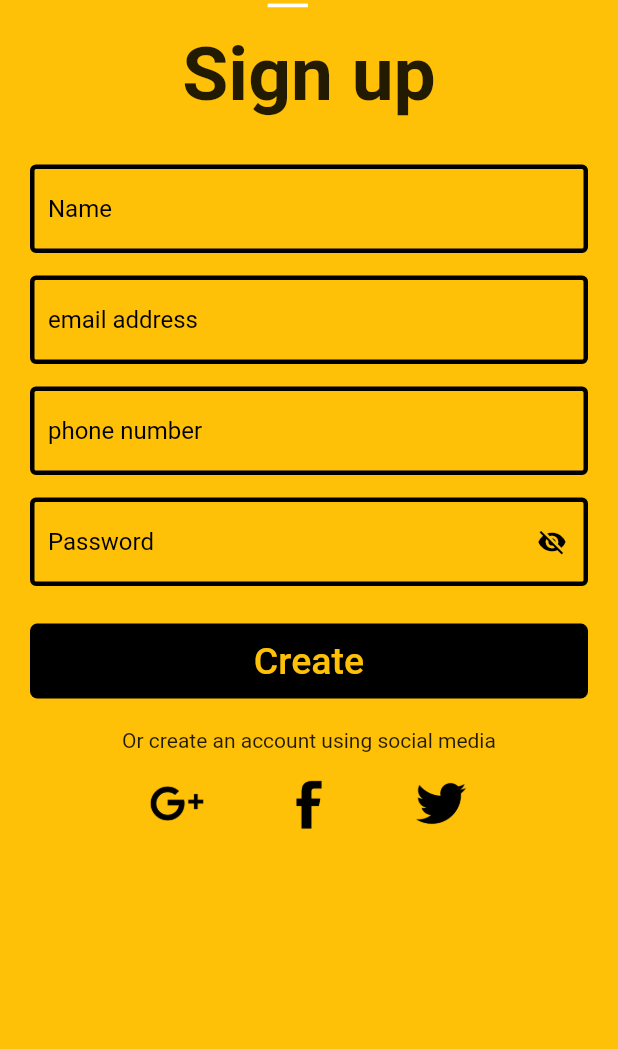
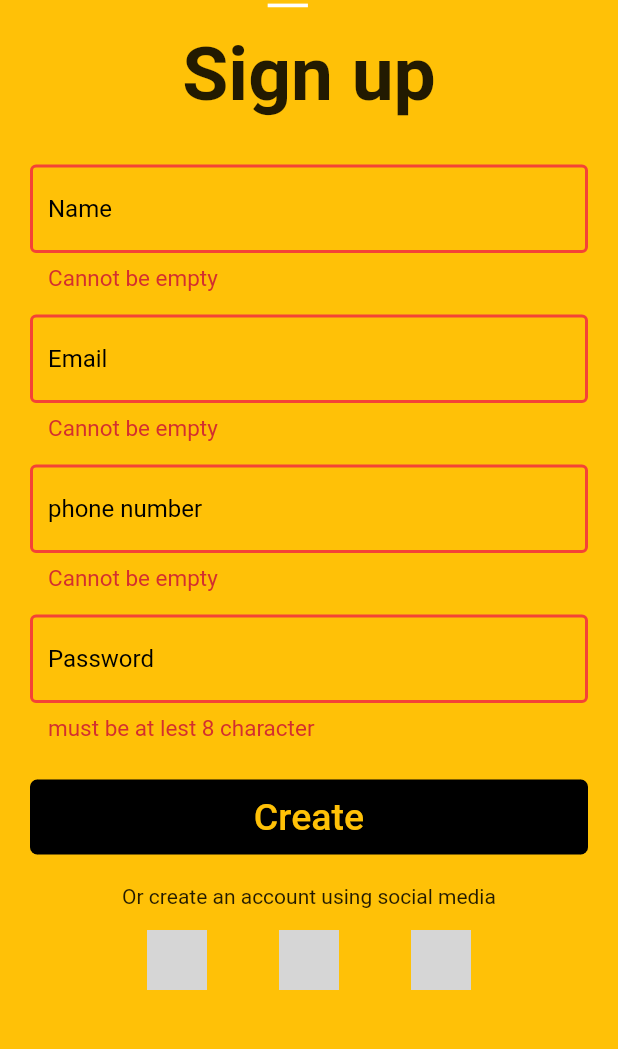
Before and after one commit to Abdelrahman1810/Home-page-design, a Flutter app: the SignUpScreen screen opened directly, after a tap on "Create", on a phone screen of 412 x 824 dp, the part 68-1117 px from its top. Run offline on Flutter 3.47's test engine with Material 2 defaults, Android fonts, the phone set to English and light mode, and no system bars; grey boxes are pictures that could not be loaded.

Commit message:
add Password text form field to components

```diff
--- a/lib/modules/home/home.dart
+++ b/lib/modules/home/home.dart
@@ -17,7 +17,7 @@ class HomeScreen extends StatelessWidget {
             crossAxisAlignment: CrossAxisAlignment.center,
             children: [
               const Image(
-                image: AssetImage('assets/present.png'),
+                image: AssetImage('assets/images/present.png'),
               ),
               Row(
                 mainAxisAlignment: MainAxisAlignment.center,
@@ -65,7 +65,8 @@ class HomeScreen extends StatelessWidget {
                 function: () {
                   Navigator.push(
                     context,
-                    MaterialPageRoute(builder: (context) => LoginScreen()),
+                    MaterialPageRoute(
+                        builder: (context) => const LoginScreen()),
                   );
                 },
                 color: Colors.amber,
--- a/lib/modules/signup/signup.dart
+++ b/lib/modules/signup/signup.dart
@@ -1,9 +1,8 @@
-import 'package:flutter/cupertino.dart';
 import 'package:flutter/material.dart';
 import 'package:home_page_design/shared/components/components.dart';
 
 class SignUpScreen extends StatefulWidget {
-  SignUpScreen({Key? key}) : super(key: key);
+  const SignUpScreen({Key? key}) : super(key: key);
 
   @override
   State<SignUpScreen> createState() => _SignUpScreenState();
@@ -17,9 +16,11 @@ class _SignUpScreenState extends State<SignUpScreen> {
   final phone = TextEditingController();
 
   final pass = TextEditingController();
-
   String password = '';
   bool isPasswordVisible = true;
+
+  var formKey = GlobalKey<FormState>();
+  String errorText = 'Can\'ot be empty';
 
   @override
   void initState() {
@@ -76,6 +77,8 @@ class _SignUpScreenState extends State<SignUpScreen> {
           right: 20,
           left: 20,
         ),
+        child: Form(
+          key: formKey,
           child: Column(
             children: [
               const Text(
@@ -92,35 +95,65 @@ class _SignUpScreenState extends State<SignUpScreen> {
                 controller: name,
                 hinttext: 'Name',
                 keyboardType: TextInputType.name,
+                suffixIcon: name.text.isEmpty
+                    ? Container(width: 0)
+                    : IconButton(
+                  icon: const Icon(Icons.close,
+                      size: 20.0, color: Colors.black),
+                  onPressed: () => name.clear(),
+                ),
               ),
               const SizedBox(height: 15),
               /*email*/ textField(
                 controller: email,
-              hinttext: 'email address',
+                hinttext: 'Email',
                 keyboardType: TextInputType.emailAddress,
+                suffixIcon: email.text.isEmpty
+                    ? Container(width: 0)
+                    : IconButton(
+                  icon: const Icon(Icons.close,
+                      size: 20.0, color: Colors.black),
+                  onPressed: () => email.clear(),
+                ),
               ),
               const SizedBox(height: 15),
               /*phone*/ textField(
                 controller: phone,
                 hinttext: 'phone number',
                 keyboardType: TextInputType.phone,
+                suffixIcon: phone.text.isEmpty
+                    ? Container(width: 0)
+                    : IconButton(
+                  icon: const Icon(Icons.close,
+                      size: 20.0, color: Colors.black),
+                  onPressed: () => phone.clear(),
+                ),
               ),
               const SizedBox(height: 15),
-            /*password*/ buildPassword(),
+              /*password*/ textField(
+                keyboardType: TextInputType.emailAddress,
+                controller: pass,
+                hinttext: 'Password',
+                isPassword: true,
+                suffixIcon: pass.text.isEmpty
+                    ? Container(width: 0)
+                    : IconButton(
+                  icon: isPasswordVisible
+                      ? const Icon(Icons.visibility_off,
+                      size: 20.0, color: Colors.black)
+                      : const Icon(Icons.visibility,
+                      size: 20.0, color: Colors.black),
+                  onPressed: () => setState(
+                        () => isPasswordVisible = !isPasswordVisible,
+                  ),
+                ),
+                onChange: (value) => setState(() => password = value),
+                isPasswordVisible: isPasswordVisible,
+              ),
               const SizedBox(height: 25),
               /*sign up*/ commonButton(
                 text: 'Create',
-              function: () {
-                print(name.text);
-                print(email.text);
-                print(phone.text);
-                print(pass.text);
-
-                name.clear();
-                email.clear();
-                phone.clear();
-                pass.clear();
-              },
+                function: () => {if (formKey.currentState!.validate()) {}},
                 fontsize: 25.0,
               ),
               const SizedBox(height: 20),
@@ -132,13 +165,13 @@ class _SignUpScreenState extends State<SignUpScreen> {
                     mainAxisAlignment: MainAxisAlignment.center,
                     children: [
                       iconSocialmedia(
-                      url: 'assets/Google.png',
+                        url: 'assets/images/Google.png',
                       ),
                       iconSocialmedia(
-                      url: 'assets/facebook.jpg',
+                        url: 'assets/images/facebook.jpg',
                       ),
                       iconSocialmedia(
-                      url: 'assets/twitter-1464537-1239448.webp',
+                        url: 'assets/images/twitter-1464537-1239448.webp',
                       ),
                     ],
                   )
@@ -147,38 +180,7 @@ class _SignUpScreenState extends State<SignUpScreen> {
             ],
           ),
         ),
-    );
-  }
-
-  Widget buildPassword() => SizedBox(
-        width: double.infinity,
-        child: TextFormField(
-          keyboardType: TextInputType.visiblePassword,
-          controller: pass,
-          onChanged: (value) => setState(() => password = value),
-          decoration: InputDecoration(
-            hintText: 'Password',
-            hintStyle: const TextStyle(color: Colors.black),
-            // errorText: password.length < 6 ? 'Password too short.' : null,
-            suffixIcon: IconButton(
-              icon: isPasswordVisible
-                  ? const Icon(Icons.visibility_off,
-                      size: 20.0, color: Colors.black)
-                  : const Icon(Icons.visibility,
-                      size: 20.0, color: Colors.black),
-              onPressed: () => setState(
-                () => isPasswordVisible = !isPasswordVisible,
-              ),
-            ),
-            enabledBorder: const OutlineInputBorder(
-              borderSide: BorderSide(width: 3, color: Colors.black),
-            ),
-            focusedBorder: const OutlineInputBorder(
-              borderSide: BorderSide(color: Colors.white, width: 3.0),
-            ),
-          ),
-          textInputAction: TextInputAction.done,
-          obscureText: isPasswordVisible,
       ),
     );
   }
+}
--- a/lib/shared/components/components.dart
+++ b/lib/shared/components/components.dart
@@ -65,23 +65,39 @@ Widget textField({
   keyboardType,
   final controller,
   required String hinttext,
+  required suffixIcon,
+  onChange,
+  bool isPassword = false,
+  bool isPasswordVisible = false,
 }) =>
     SizedBox(
       width: double.infinity,
       child: TextFormField(
         controller: controller,
         keyboardType: keyboardType,
+        onChanged: onChange,
+        validator: (value) {
+          if (isPassword & (value!.length < 8)) {
+            return 'must be at lest 8 character';
+          } else if (value.isEmpty) {
+            return 'Cannot be empty';
+          }
+          return null;
+        },
         decoration: InputDecoration(
           hintText: hinttext,
           hintStyle: const TextStyle(color: Colors.black),
-          suffixIcon: controller.text.isEmpty
-              ? Container(width: 0)
-              : IconButton(
-                  icon:
-                      const Icon(Icons.close, size: 20.0, color: Colors.black),
-                  onPressed: () => controller.clear(),
-                ),
+          suffixIcon: suffixIcon,
+          errorBorder: const OutlineInputBorder(
+            borderSide: BorderSide(width: 2, color: Colors.red),
+          ),
+          focusedErrorBorder: const OutlineInputBorder(
+            borderSide: BorderSide(width: 2, color: Colors.red),
+          ),
+          errorStyle:
+          const TextStyle(fontSize: 15.0, fontWeight: FontWeight.w400),
           enabledBorder: const OutlineInputBorder(
+            // borderRadius: BorderRadius.circular(20.0),
             borderSide: BorderSide(width: 3, color: Colors.black),
           ),
           focusedBorder: const OutlineInputBorder(
@@ -89,6 +105,7 @@ Widget textField({
           ),
         ),
         textInputAction: TextInputAction.done,
+        obscureText: isPasswordVisible,
       ),
     );
 
```
Also changed, not shown: lib/modules/login/login.dart (+41 -48 lines). Lines whose indentation alone changed are shown as unchanged.
